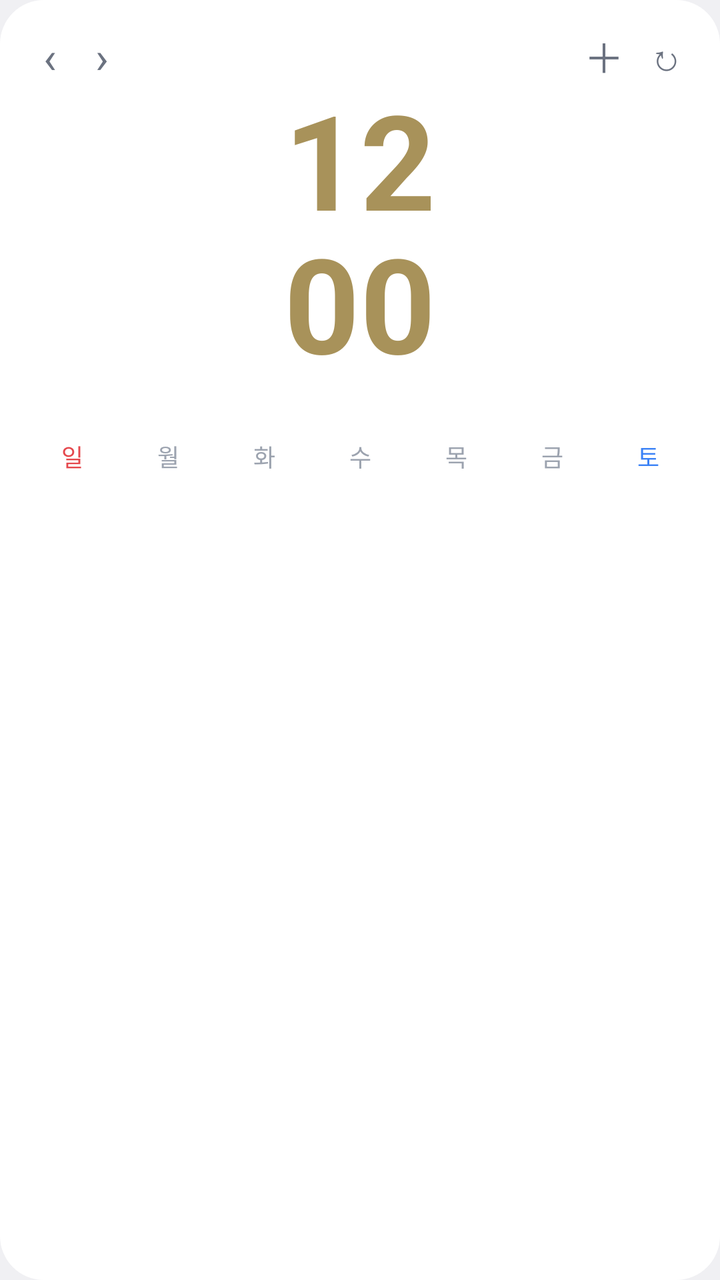
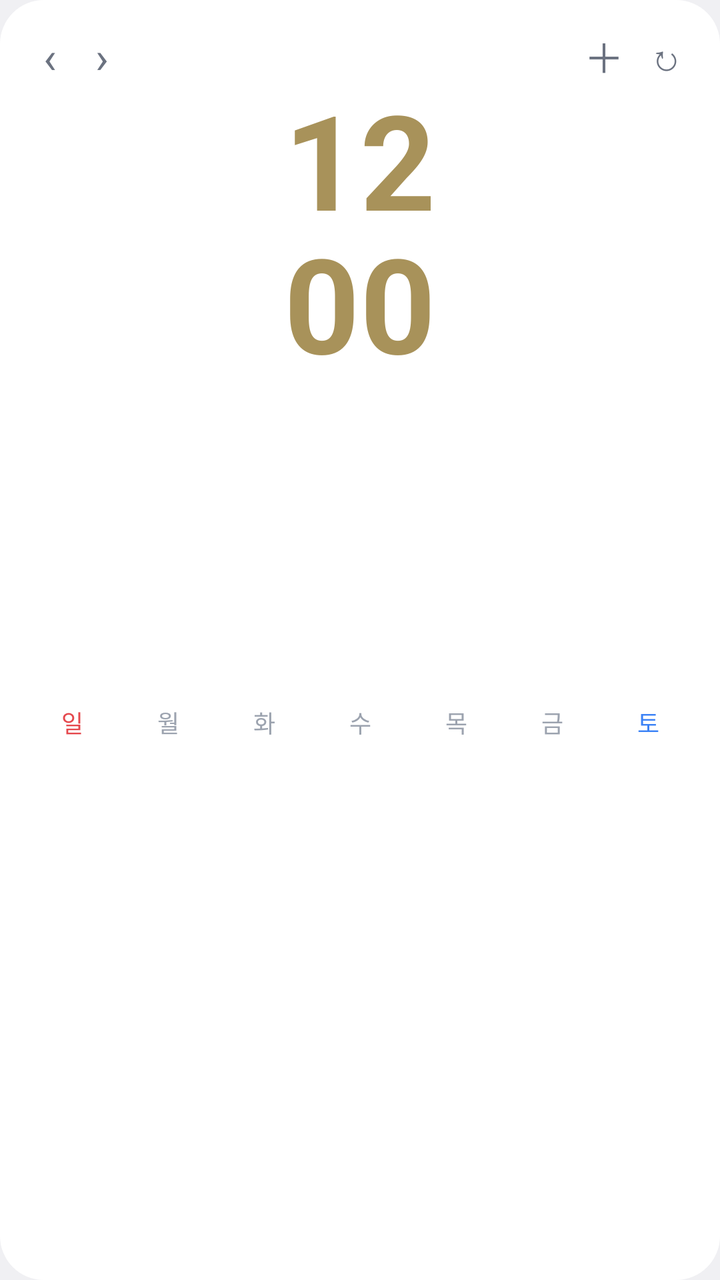

Two renders of the same Android screen: before a commit and after it. Below are the layout's source before the change and the commit's diff.
<!-- AndroidManifest.xml: application theme android:Theme.DeviceDefault.Light.NoActionBar -->
<!-- res/layout/widget_cal.xml -->
<?xml version="1.0" encoding="utf-8"?>
<FrameLayout xmlns:android="http://schemas.android.com/apk/res/android"
    android:layout_width="match_parent"
    android:layout_height="match_parent">

    <ImageView
        android:id="@+id/bg"
        android:layout_width="match_parent"
        android:layout_height="match_parent"
        android:scaleType="fitXY"
        android:src="@drawable/widget_bg" />

    <LinearLayout
        android:layout_width="match_parent"
        android:layout_height="match_parent"
        android:orientation="vertical"
        android:padding="12dp">

        <LinearLayout
            android:layout_width="match_parent"
            android:layout_height="wrap_content"
            android:gravity="center_vertical"
            android:orientation="horizontal">

            <TextView
                android:id="@+id/btn_prev"
                android:layout_width="26dp"
                android:layout_height="32dp"
                android:gravity="center"
                android:text="‹"
                android:textColor="#6B7280"
                android:textSize="22sp" />

            <TextView
                android:id="@+id/title"
                android:layout_width="wrap_content"
                android:layout_height="wrap_content"
                android:textColor="#1F2937"
                android:textSize="16sp"
                android:textStyle="bold" />

            <TextView
                android:id="@+id/btn_next"
                android:layout_width="26dp"
                android:layout_height="32dp"
                android:gravity="center"
                android:text="›"
                android:textColor="#6B7280"
                android:textSize="22sp" />

            <TextView
                android:id="@+id/stats"
                android:layout_width="0dp"
                android:layout_height="wrap_content"
                android:layout_marginStart="6dp"
                android:layout_weight="1"
                android:ellipsize="end"
                android:maxLines="1"
                android:textColor="#6B7280"
                android:textSize="12sp" />

            <TextView
                android:id="@+id/btn_add"
                android:layout_width="32dp"
                android:layout_height="32dp"
                android:gravity="center"
                android:text="＋"
                android:textColor="#6B7280"
                android:textSize="20sp" />
            <TextView
                android:id="@+id/btn_refresh"
                android:layout_width="30dp"
                android:layout_height="32dp"
                android:gravity="center"
                android:text="↻"
                android:textColor="#6B7280"
                android:textSize="18sp" />
        </LinearLayout>

        <LinearLayout
            android:id="@+id/clock_box"
            android:layout_width="match_parent"
            android:layout_height="wrap_content"
            android:gravity="center_horizontal"
            android:orientation="vertical">

            <TextClock
                android:id="@+id/clock_h"
                android:layout_width="wrap_content"
                android:layout_height="wrap_content"
                android:fontFamily="sans-serif"
                android:format12Hour="hh"
                android:format24Hour="HH"
                android:includeFontPadding="false"
                android:textColor="#A8925A"
                android:textSize="66sp"
                android:textStyle="bold" />

            <TextClock
                android:id="@+id/clock_m"
                android:layout_width="wrap_content"
                android:layout_height="wrap_content"
                android:layout_marginTop="-6dp"
                android:fontFamily="sans-serif"
                android:format12Hour="mm"
                android:format24Hour="mm"
                android:includeFontPadding="false"
                android:textColor="#A8925A"
                android:textSize="66sp"
                android:textStyle="bold" />

            <TextView
                android:id="@+id/clock_date"
                android:layout_width="wrap_content"
                android:layout_height="wrap_content"
                android:layout_marginTop="2dp"
                android:textColor="#A8925A"
                android:textSize="15sp"
                android:textStyle="bold" />
        </LinearLayout>

        <ImageView
            android:id="@+id/head_img"
            android:layout_width="match_parent"
            android:layout_height="wrap_content"
            android:adjustViewBounds="true"
            android:scaleType="fitXY" />

        <LinearLayout
            android:id="@+id/wk_row"
            android:layout_width="match_parent"
            android:layout_height="wrap_content"
            android:layout_marginTop="4dp"
            android:orientation="horizontal">
            <TextView android:id="@+id/wk0" android:layout_width="0dp" android:layout_height="wrap_content" android:layout_weight="1" android:gravity="center" android:textSize="12sp" android:textColor="#E5484D" android:text="일" />
            <TextView android:id="@+id/wk1" android:layout_width="0dp" android:layout_height="wrap_content" android:layout_weight="1" android:gravity="center" android:textSize="12sp" android:textColor="#9CA3AF" android:text="월" />
            <TextView android:id="@+id/wk2" android:layout_width="0dp" android:layout_height="wrap_content" android:layout_weight="1" android:gravity="center" android:textSize="12sp" android:textColor="#9CA3AF" android:text="화" />
            <TextView android:id="@+id/wk3" android:layout_width="0dp" android:layout_height="wrap_content" android:layout_weight="1" android:gravity="center" android:textSize="12sp" android:textColor="#9CA3AF" android:text="수" />
            <TextView android:id="@+id/wk4" android:layout_width="0dp" android:layout_height="wrap_content" android:layout_weight="1" android:gravity="center" android:textSize="12sp" android:textColor="#9CA3AF" android:text="목" />
            <TextView android:id="@+id/wk5" android:layout_width="0dp" android:layout_height="wrap_content" android:layout_weight="1" android:gravity="center" android:textSize="12sp" android:textColor="#9CA3AF" android:text="금" />
            <TextView android:id="@+id/wk6" android:layout_width="0dp" android:layout_height="wrap_content" android:layout_weight="1" android:gravity="center" android:textSize="12sp" android:textColor="#3B82F6" android:text="토" />
        </LinearLayout>

        <FrameLayout
            android:layout_width="match_parent"
            android:layout_height="0dp"
            android:layout_weight="1">

            <ImageView
                android:id="@+id/big"
                android:layout_width="match_parent"
                android:layout_height="match_parent"
                android:scaleType="fitXY" />

            <LinearLayout
                android:layout_width="match_parent"
                android:layout_height="match_parent"
                android:orientation="vertical">
            <LinearLayout
                android:id="@+id/r0"
                android:layout_width="match_parent"
                android:layout_height="0dp"
                android:layout_weight="1"
                android:orientation="horizontal">
                <TextView android:id="@+id/c0" android:layout_width="0dp" android:layout_height="match_parent" android:layout_weight="1" />
                <TextView android:id="@+id/c1" android:layout_width="0dp" android:layout_height="match_parent" android:layout_weight="1" />
                <TextView android:id="@+id/c2" android:layout_width="0dp" android:layout_height="match_parent" android:layout_weight="1" />
                <TextView android:id="@+id/c3" android:layout_width="0dp" android:layout_height="match_parent" android:layout_weight="1" />
                <TextView android:id="@+id/c4" android:layout_width="0dp" android:layout_height="match_parent" android:layout_weight="1" />
                <TextView android:id="@+id/c5" android:layout_width="0dp" android:layout_height="match_parent" android:layout_weight="1" />
                <TextView android:id="@+id/c6" android:layout_width="0dp" android:layout_height="match_parent" android:layout_weight="1" />
            </LinearLayout>
            <LinearLayout
                android:id="@+id/r1"
                android:layout_width="match_parent"
                android:layout_height="0dp"
                android:layout_weight="1"
                android:orientation="horizontal">
                <TextView android:id="@+id/c7" android:layout_width="0dp" android:layout_height="match_parent" android:layout_weight="1" />
                <TextView android:id="@+id/c8" android:layout_width="0dp" android:layout_height="match_parent" android:layout_weight="1" />
                <TextView android:id="@+id/c9" android:layout_width="0dp" android:layout_height="match_parent" android:layout_weight="1" />
                <TextView android:id="@+id/c10" android:layout_width="0dp" android:layout_height="match_parent" android:layout_weight="1" />
                <TextView android:id="@+id/c11" android:layout_width="0dp" android:layout_height="match_parent" android:layout_weight="1" />
                <TextView android:id="@+id/c12" android:layout_width="0dp" android:layout_height="match_parent" android:layout_weight="1" />
                <TextView android:id="@+id/c13" android:layout_width="0dp" android:layout_height="match_parent" android:layout_weight="1" />
            </LinearLayout>
            <LinearLayout
                android:id="@+id/r2"
                android:layout_width="match_parent"
                android:layout_height="0dp"
                android:layout_weight="1"
                android:orientation="horizontal">
                <TextView android:id="@+id/c14" android:layout_width="0dp" android:layout_height="match_parent" android:layout_weight="1" />
                <TextView android:id="@+id/c15" android:layout_width="0dp" android:layout_height="match_parent" android:layout_weight="1" />
                <TextView android:id="@+id/c16" android:layout_width="0dp" android:layout_height="match_parent" android:layout_weight="1" />
                <TextView android:id="@+id/c17" android:layout_width="0dp" android:layout_height="match_parent" android:layout_weight="1" />
                <TextView android:id="@+id/c18" android:layout_width="0dp" android:layout_height="match_parent" android:layout_weight="1" />
                <TextView android:id="@+id/c19" android:layout_width="0dp" android:layout_height="match_parent" android:layout_weight="1" />
                <TextView android:id="@+id/c20" android:layout_width="0dp" android:layout_height="match_parent" android:layout_weight="1" />
            </LinearLayout>
            <LinearLayout
                android:id="@+id/r3"
                android:layout_width="match_parent"
                android:layout_height="0dp"
                android:layout_weight="1"
                android:orientation="horizontal">
                <TextView android:id="@+id/c21" android:layout_width="0dp" android:layout_height="match_parent" android:layout_weight="1" />
                <TextView android:id="@+id/c22" android:layout_width="0dp" android:layout_height="match_parent" android:layout_weight="1" />
                <TextView android:id="@+id/c23" android:layout_width="0dp" android:layout_height="match_parent" android:layout_weight="1" />
                <TextView android:id="@+id/c24" android:layout_width="0dp" android:layout_height="match_parent" android:layout_weight="1" />
                <TextView android:id="@+id/c25" android:layout_width="0dp" android:layout_height="match_parent" android:layout_weight="1" />
                <TextView android:id="@+id/c26" android:layout_width="0dp" android:layout_height="match_parent" android:layout_weight="1" />
                <TextView android:id="@+id/c27" android:layout_width="0dp" android:layout_height="match_parent" android:layout_weight="1" />
            </LinearLayout>
            <LinearLayout
                android:id="@+id/r4"
                android:layout_width="match_parent"
                android:layout_height="0dp"
                android:layout_weight="1"
                android:orientation="horizontal">
                <TextView android:id="@+id/c28" android:layout_width="0dp" android:layout_height="match_parent" android:layout_weight="1" />
                <TextView android:id="@+id/c29" android:layout_width="0dp" android:layout_height="match_parent" android:layout_weight="1" />
                <TextView android:id="@+id/c30" android:layout_width="0dp" android:layout_height="match_parent" android:layout_weight="1" />
                <TextView android:id="@+id/c31" android:layout_width="0dp" android:layout_height="match_parent" android:layout_weight="1" />
                <TextView android:id="@+id/c32" android:layout_width="0dp" android:layout_height="match_parent" android:layout_weight="1" />
                <TextView android:id="@+id/c33" android:layout_width="0dp" android:layout_height="match_parent" android:layout_weight="1" />
                <TextView android:id="@+id/c34" android:layout_width="0dp" android:layout_height="match_parent" android:layout_weight="1" />
            </LinearLayout>
            <LinearLayout
                android:id="@+id/r5"
                android:layout_width="match_parent"
                android:layout_height="0dp"
                android:layout_weight="1"
                android:orientation="horizontal">
                <TextView android:id="@+id/c35" android:layout_width="0dp" android:layout_height="match_parent" android:layout_weight="1" />
                <TextView android:id="@+id/c36" android:layout_width="0dp" android:layout_height="match_parent" android:layout_weight="1" />
                <TextView android:id="@+id/c37" android:layout_width="0dp" android:layout_height="match_parent" android:layout_weight="1" />
                <TextView android:id="@+id/c38" android:layout_width="0dp" android:layout_height="match_parent" android:layout_weight="1" />
                <TextView android:id="@+id/c39" android:layout_width="0dp" android:layout_height="match_parent" android:layout_weight="1" />
                <TextView android:id="@+id/c40" android:layout_width="0dp" android:layout_height="match_parent" android:layout_weight="1" />
                <TextView android:id="@+id/c41" android:layout_width="0dp" android:layout_height="match_parent" android:layout_weight="1" />
            </LinearLayout>
            </LinearLayout>
        </FrameLayout>
    </LinearLayout>
</FrameLayout>
<!-- resources referenced by this layout -->
<resources>
  <!-- drawable widget_bg (drawable) -->
  <?xml version="1.0" encoding="utf-8"?>
  <shape xmlns:android="http://schemas.android.com/apk/res/android" android:shape="rectangle">
      <solid android:color="#FFFFFFFF" />
      <corners android:radius="22dp" />
  </shape>
</resources>

<!-- the commit's change to res/layout/widget_cal.xml (unified diff, before → after) -->
@@ -119,12 +119,52 @@
                 android:textStyle="bold" />
         </LinearLayout>
 
-        <ImageView
-            android:id="@+id/head_img"
-            android:layout_width="match_parent"
-            android:layout_height="wrap_content"
-            android:adjustViewBounds="true"
-            android:scaleType="fitXY" />
+        <FrameLayout
+            android:id="@+id/head_box"
+            android:layout_width="match_parent"
+            android:layout_height="wrap_content">
+
+            <ImageView
+                android:id="@+id/head_img"
+                android:layout_width="match_parent"
+                android:layout_height="wrap_content"
+                android:adjustViewBounds="true"
+                android:scaleType="fitXY" />
+
+            <LinearLayout
+                android:layout_width="match_parent"
+                android:layout_height="match_parent"
+                android:orientation="vertical">
+                <LinearLayout android:id="@+id/hrow0" android:layout_width="match_parent" android:layout_height="0dp" android:layout_weight="1" android:orientation="horizontal">
+                    <TextView android:id="@+id/hl0" android:layout_width="0dp" android:layout_height="match_parent" android:layout_weight="1" />
+                    <TextView android:id="@+id/hr0" android:layout_width="0dp" android:layout_height="match_parent" android:layout_weight="1" />
+                </LinearLayout>
+                <LinearLayout android:id="@+id/hrow1" android:layout_width="match_parent" android:layout_height="0dp" android:layout_weight="1" android:orientation="horizontal">
+                    <TextView android:id="@+id/hl1" android:layout_width="0dp" android:layout_height="match_parent" android:layout_weight="1" />
+                    <TextView android:id="@+id/hr1" android:layout_width="0dp" android:layout_height="match_parent" android:layout_weight="1" />
+                </LinearLayout>
+                <LinearLayout android:id="@+id/hrow2" android:layout_width="match_parent" android:layout_height="0dp" android:layout_weight="1" android:orientation="horizontal">
+                    <TextView android:id="@+id/hl2" android:layout_width="0dp" android:layout_height="match_parent" android:layout_weight="1" />
+                    <TextView android:id="@+id/hr2" android:layout_width="0dp" android:layout_height="match_parent" android:layout_weight="1" />
+                </LinearLayout>
+                <LinearLayout android:id="@+id/hrow3" android:layout_width="match_parent" android:layout_height="0dp" android:layout_weight="1" android:orientation="horizontal">
+                    <TextView android:id="@+id/hl3" android:layout_width="0dp" android:layout_height="match_parent" android:layout_weight="1" />
+                    <TextView android:id="@+id/hr3" android:layout_width="0dp" android:layout_height="match_parent" android:layout_weight="1" />
+                </LinearLayout>
+                <LinearLayout android:id="@+id/hrow4" android:layout_width="match_parent" android:layout_height="0dp" android:layout_weight="1" android:orientation="horizontal">
+                    <TextView android:id="@+id/hl4" android:layout_width="0dp" android:layout_height="match_parent" android:layout_weight="1" />
+                    <TextView android:id="@+id/hr4" android:layout_width="0dp" android:layout_height="match_parent" android:layout_weight="1" />
+                </LinearLayout>
+                <LinearLayout android:id="@+id/hrow5" android:layout_width="match_parent" android:layout_height="0dp" android:layout_weight="1" android:orientation="horizontal">
+                    <TextView android:id="@+id/hl5" android:layout_width="0dp" android:layout_height="match_parent" android:layout_weight="1" />
+                    <TextView android:id="@+id/hr5" android:layout_width="0dp" android:layout_height="match_parent" android:layout_weight="1" />
+                </LinearLayout>
+                <LinearLayout android:id="@+id/hrow6" android:layout_width="match_parent" android:layout_height="0dp" android:layout_weight="1" android:orientation="horizontal">
+                    <TextView android:id="@+id/hl6" android:layout_width="0dp" android:layout_height="match_parent" android:layout_weight="1" />
+                    <TextView android:id="@+id/hr6" android:layout_width="0dp" android:layout_height="match_parent" android:layout_weight="1" />
+                </LinearLayout>
+            </LinearLayout>
+        </FrameLayout>
 
         <LinearLayout
             android:id="@+id/wk_row"
